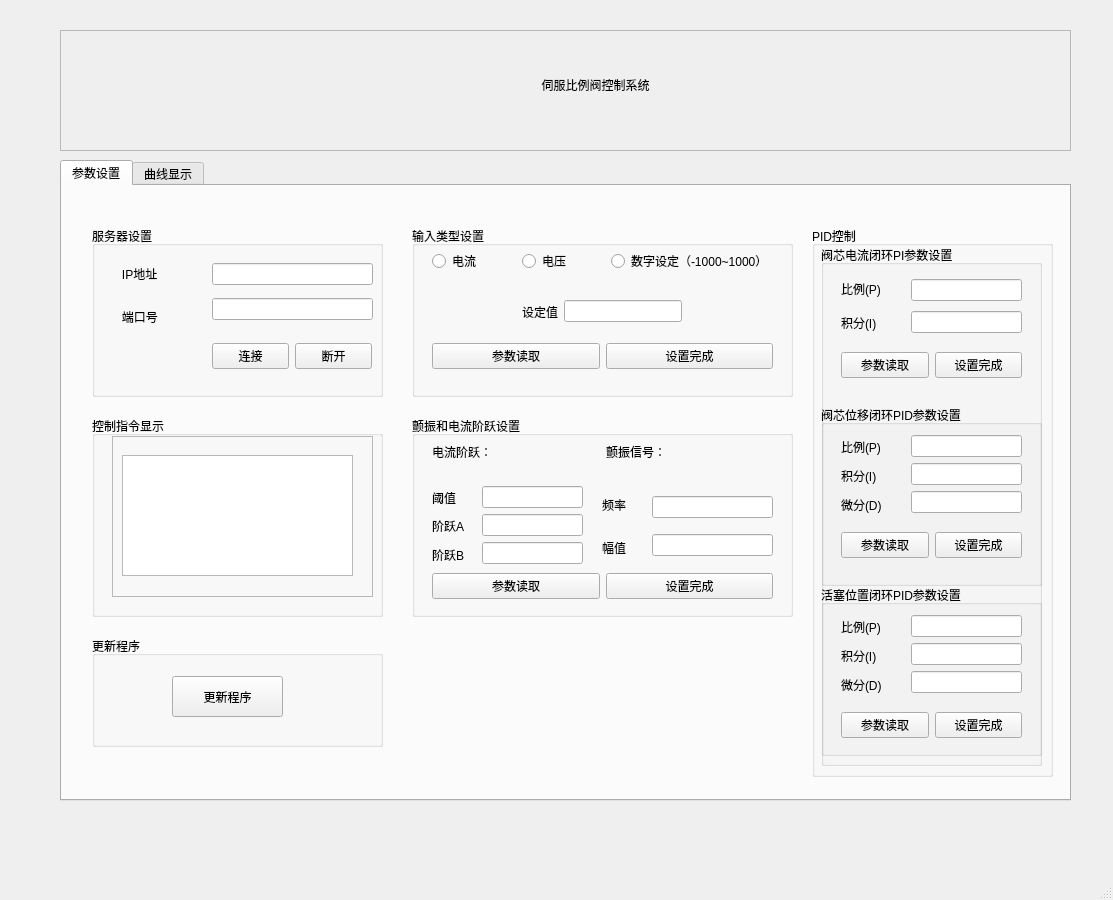
First picture: the form in Amplifer.ui, repository Sakura-Q/CLIENT, before the edit.
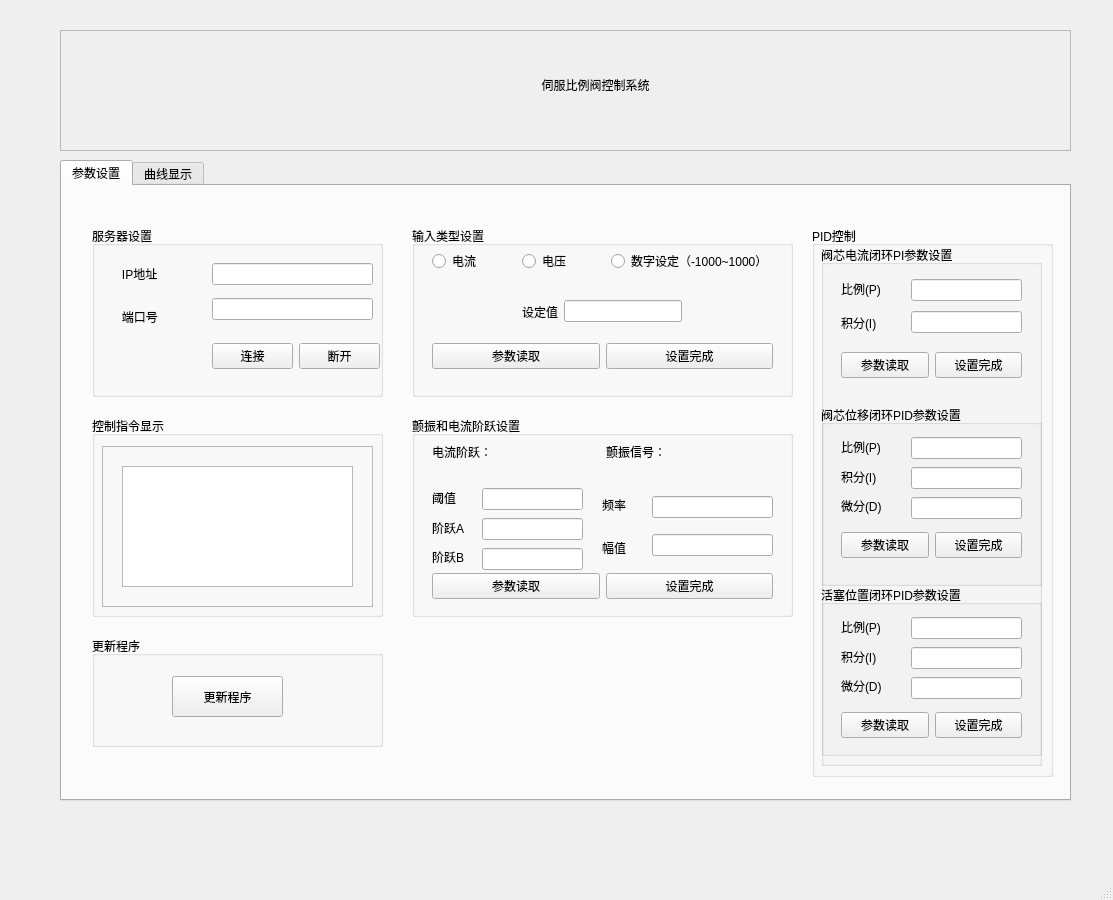
Second picture: the form after the edit. The open tabs and pages were chosen to show the change. Icons and pictures are not drawn.

Diff of the .ui file:
```diff
--- a/Amplifer.ui
+++ b/Amplifer.ui
@@ -222,7 +222,7 @@
         <rect>
          <x>120</x>
          <y>110</y>
-         <width>160</width>
+         <width>168</width>
          <height>41</height>
         </rect>
        </property>
@@ -259,9 +259,9 @@
       <widget class="QFrame" name="frame">
        <property name="geometry">
         <rect>
-         <x>20</x>
-         <y>20</y>
-         <width>261</width>
+         <x>10</x>
+         <y>30</y>
+         <width>271</width>
          <height>161</height>
         </rect>
        </property>
@@ -274,8 +274,8 @@
        <widget class="QWidget" name="horizontalLayoutWidget_7">
         <property name="geometry">
          <rect>
-          <x>10</x>
-          <y>19</y>
+          <x>20</x>
+          <y>20</y>
           <width>231</width>
           <height>121</height>
          </rect>
@@ -306,7 +306,7 @@
          <x>20</x>
          <y>70</y>
          <width>51</width>
-         <height>80</height>
+         <height>83</height>
         </rect>
        </property>
        <layout class="QVBoxLayout" name="verticalLayout_7">
@@ -339,7 +339,7 @@
          <x>70</x>
          <y>70</y>
          <width>101</width>
-         <height>80</height>
+         <height>89</height>
         </rect>
        </property>
        <layout class="QVBoxLayout" name="verticalLayout_10">
@@ -660,7 +660,7 @@
               <x>20</x>
               <y>30</y>
               <width>61</width>
-              <height>81</height>
+              <height>83</height>
              </rect>
             </property>
             <layout class="QVBoxLayout" name="verticalLayout_4">
@@ -693,7 +693,7 @@
               <x>90</x>
               <y>30</y>
               <width>111</width>
-              <height>81</height>
+              <height>89</height>
              </rect>
             </property>
             <layout class="QVBoxLayout" name="verticalLayout_8">
@@ -753,7 +753,7 @@
               <x>20</x>
               <y>30</y>
               <width>58</width>
-              <height>81</height>
+              <height>83</height>
              </rect>
             </property>
             <layout class="QVBoxLayout" name="verticalLayout_5">
@@ -786,7 +786,7 @@
               <x>90</x>
               <y>30</y>
               <width>111</width>
-              <height>81</height>
+              <height>89</height>
              </rect>
             </property>
             <layout class="QVBoxLayout" name="verticalLayout_11">
```
Left out of the diff: 2 changed lines with no effect on the pictures.
